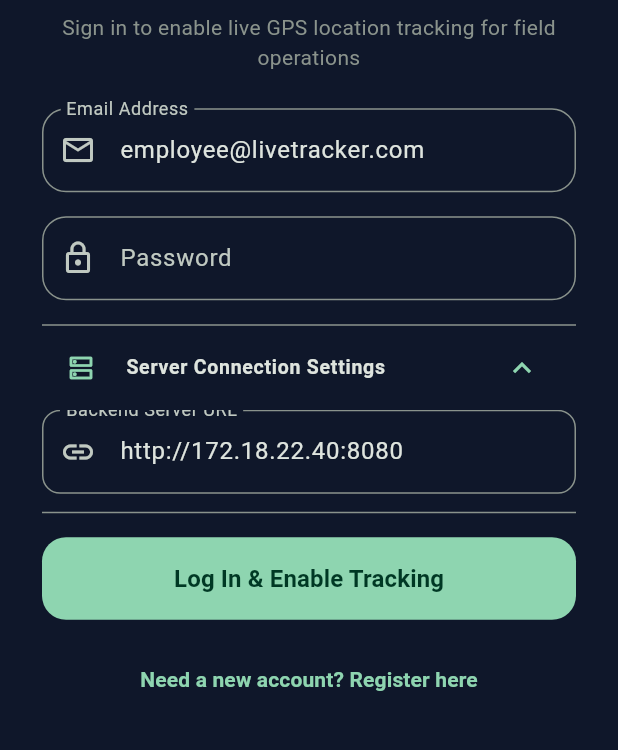
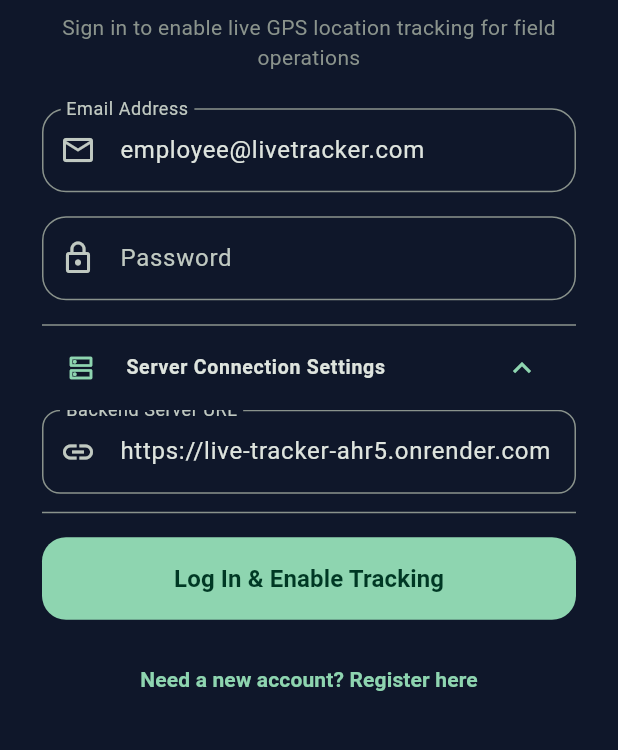
Before and after one commit to inderjeetkaranjaiswal/live_tracker, a Flutter app: the screen it shows after launch, after a tap on "Server Connection Settings", on a phone screen of 412 x 824 dp, the part 365-1115 px from its top. Run offline on Flutter 3.47's test engine with Material 3 defaults, Android fonts, the phone set to English and light mode, and no system bars; our stand-ins replace geolocator, permission_handler, shared_preferences.

Commit message:
Deploy: Update default backend URL to Render production live server https://live-tracker-ahr5.onrender.com

```diff
--- a/employee_app/lib/config/app_config.dart
+++ b/employee_app/lib/config/app_config.dart
@@ -19,13 +19,9 @@ class AppConfig {
     await prefs.setString('custom_server_url', _customBaseUrl);
   }
 
-  /// Backend API Base URL.
-  /// Default LAN IP for physical mobile device connectivity: http://172.18.22.40:8080
+  /// Backend API Base URL (Render Production Server)
   static String get baseUrl {
     if (_customBaseUrl.isNotEmpty) return _customBaseUrl;
-    if (!kIsWeb && defaultTargetPlatform == TargetPlatform.android) {
-      return 'http://172.18.22.40:8080';
-    }
-    return 'http://127.0.0.1:8080';
+    return 'https://live-tracker-ahr5.onrender.com';
   }
 }
--- a/employee_app/lib/screens/login_screen.dart
+++ b/employee_app/lib/screens/login_screen.dart
@@ -228,7 +228,7 @@ class _LoginScreenState extends State<LoginScreen> {
                             controller: _serverUrlController,
                             decoration: InputDecoration(
                               labelText: 'Backend Server URL',
-                              hintText: 'http://172.18.22.40:8080',
+                              hintText: 'https://live-tracker-ahr5.onrender.com',
                               prefixIcon: const Icon(Icons.link),
                               border: OutlineInputBorder(
                                 borderRadius: BorderRadius.circular(12),
```
Also changed, not shown: 1 other file.
